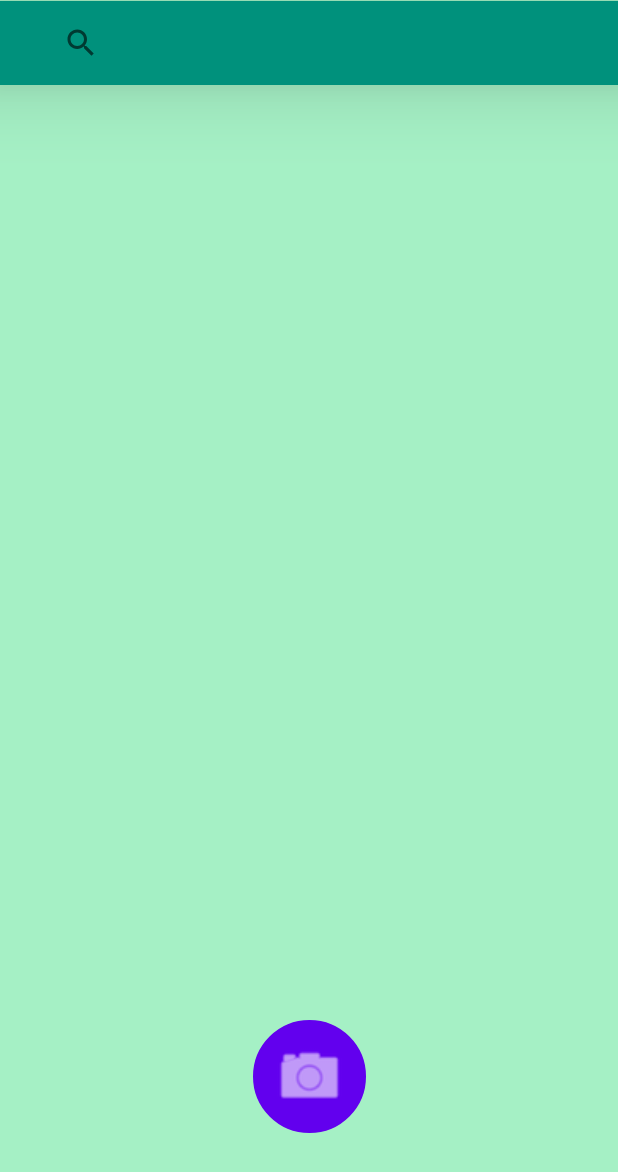
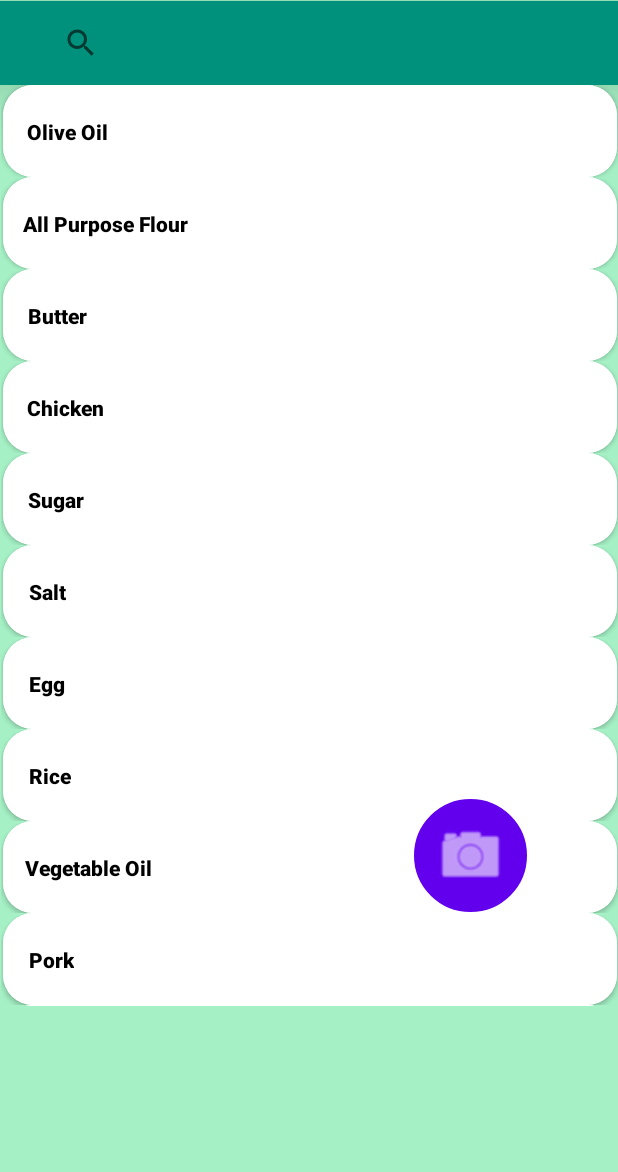
Before and after one commit to clipo124/ingredient-analyzer-app, an Android app: the screen it shows after launch (MainActivity), on a phone screen of 412 x 824 dp. Shown: the top 1172 px of the screen. Run offline under Robolectric (Android 15) with nearby library versions, the phone set to English and light mode, and no system bars; 1 statement that could not run was skipped.

Commit message:
Added recycler view to activity_main.xml. Required implementation of the RecyclerView.

```diff
--- a/app/src/main/AndroidManifest.xml
+++ b/app/src/main/AndroidManifest.xml
@@ -3,12 +3,11 @@
     xmlns:tools="http://schemas.android.com/tools">
 
     <uses-feature android:name="android.hardware.camera.any" />
-
     <uses-permission android:name="android.permission.CAMERA" />
     <uses-permission
         android:name="android.permission.WRITE_EXTERNAL_STORAGE"
         android:maxSdkVersion="28" />
-    <uses-permission android:name="anroid.permission.INTERNET"/>
+    <uses-permission android:name="android.permission.INTERNET"/>
 
     <application
         android:allowBackup="true"
--- /dev/null
+++ b/app/src/main/java/com/example/ingredient_analyzer_app/IngredientRecyclerAdapter.kt
@@ -0,0 +1,45 @@
+package com.example.ingredient_analyzer_app
+
+import android.view.LayoutInflater
+import android.view.View
+import android.view.ViewGroup
+import android.widget.TextView
+import androidx.recyclerview.widget.RecyclerView
+import com.example.ingredient_analyzer_app.data.Ingredient
+
+class IngredientRecyclerAdapter(private val ingredientList : ArrayList<Ingredient>) :
+    RecyclerView.Adapter<IngredientRecyclerAdapter.IngredientViewHolder>() {
+    override fun onCreateViewHolder(
+        parent: ViewGroup,
+        viewType: Int
+    ): IngredientRecyclerAdapter.IngredientViewHolder {
+        val itemView = LayoutInflater.from(parent.context).inflate(
+            R.layout.ingredient_recycler_item,
+            parent,
+            false
+        )
+        return IngredientViewHolder(itemView)
+    }
+
+    override fun onBindViewHolder(
+        holder: IngredientRecyclerAdapter.IngredientViewHolder,
+        position: Int
+    ) {
+        val currentItem: Ingredient = ingredientList[position]
+        holder.ingredientName.text = currentItem.name
+
+
+    }
+
+    override fun getItemCount(): Int {
+        return ingredientList.size
+    }
+
+    class IngredientViewHolder(itemView : View) : RecyclerView.ViewHolder(itemView) {
+
+        val ingredientName: TextView = itemView.findViewById(R.id.ingredientName)
+
+    }
+
+
+}
--- a/app/src/main/java/com/example/ingredient_analyzer_app/MainActivity.kt
+++ b/app/src/main/java/com/example/ingredient_analyzer_app/MainActivity.kt
@@ -4,12 +4,18 @@ import android.content.Intent
 import android.os.Bundle
 import android.widget.Button
 import androidx.appcompat.app.AppCompatActivity
+import androidx.recyclerview.widget.LinearLayoutManager
+import androidx.recyclerview.widget.RecyclerView
+import com.example.ingredient_analyzer_app.data.Ingredient
 import com.example.ingredient_analyzer_app.databinding.ActivityMainBinding
 
 
 class MainActivity : AppCompatActivity() {
     private lateinit var binding: ActivityMainBinding
     private lateinit var photoButton: Button
+    private lateinit var ingredientRecyclerView: RecyclerView
+    private lateinit var ingredientList: ArrayList<Ingredient>
+
     override fun onCreate(savedInstanceState: Bundle?) {
         super.onCreate(savedInstanceState)
         binding = ActivityMainBinding.inflate(layoutInflater)
@@ -22,6 +28,28 @@ class MainActivity : AppCompatActivity() {
             startActivity(intent)
         }
 
+        ingredientList = arrayListOf(
+            Ingredient("Olive Oil"),
+            Ingredient("All Purpose Flour"),
+            Ingredient("Butter"),
+            Ingredient("Chicken"),
+            Ingredient("Sugar"),
+            Ingredient("Salt"),
+            Ingredient("Egg"),
+            Ingredient("Rice"),
+            Ingredient("Vegetable Oil"),
+            Ingredient("Pork"),
+            Ingredient("Beef"),
+            Ingredient("Cheese"),
+            Ingredient("Garlic"),
+            Ingredient("Orange"),
+            Ingredient("Turkey")
+        )
+
+        ingredientRecyclerView = findViewById(R.id.ingredient_recycler)
+        ingredientRecyclerView.layoutManager = LinearLayoutManager(this)
+        ingredientRecyclerView.setHasFixedSize(false)
+        ingredientRecyclerView.adapter = IngredientRecyclerAdapter(ingredientList)
 
     }
 }
--- a/app/src/main/java/com/example/ingredient_analyzer_app/Tag.kt
+++ /dev/null
@@ -1,5 +0,0 @@
-package com.example.ingredient_analyzer_app
-
-enum class Tag {
-    VEGAN
-}
--- /dev/null
+++ b/app/src/main/java/com/example/ingredient_analyzer_app/data/Ingredient.kt
@@ -0,0 +1,5 @@
+package com.example.ingredient_analyzer_app.data
+
+data class Ingredient (
+    val name: String
+)
--- a/app/src/main/res/layout/activity_main.xml
+++ b/app/src/main/res/layout/activity_main.xml
@@ -10,7 +10,22 @@
 
     <include
         android:id="@+id/toolbar"
-        layout="@layout/toolbar" />
+        layout="@layout/toolbar"
+        app:layout_constraintBottom_toBottomOf="parent"
+        app:layout_constraintEnd_toEndOf="parent"
+        app:layout_constraintStart_toStartOf="parent"
+        app:layout_constraintTop_toTopOf="parent" />
+
+    <androidx.recyclerview.widget.RecyclerView
+        android:id="@+id/ingredient_recycler"
+        android:layout_width="411dp"
+        android:layout_height="614dp"
+        app:layout_constraintBottom_toTopOf="@+id/guideline2"
+        app:layout_constraintEnd_toEndOf="parent"
+        app:layout_constraintHorizontal_bias="1.0"
+        app:layout_constraintStart_toStartOf="parent"
+        app:layout_constraintTop_toTopOf="@+id/guideline"
+        app:layout_constraintVertical_bias="0.0" />
 
     <com.google.android.material.button.MaterialButton
         android:id="@+id/cameraButton"
@@ -24,11 +39,32 @@
         app:iconGravity="textStart"
         app:iconPadding="0dp"
         app:iconSize="50dp"
-        app:layout_constraintBottom_toBottomOf="parent"
+        app:layout_constraintBottom_toTopOf="@+id/guideline2"
         app:layout_constraintEnd_toEndOf="parent"
-        app:layout_constraintHorizontal_bias="0.501"
-        app:layout_constraintStart_toStartOf="parent"
+        app:layout_constraintHorizontal_bias="0.541"
+        app:layout_constraintStart_toStartOf="@+id/guideline3"
         app:layout_constraintTop_toTopOf="parent"
-        app:layout_constraintVertical_bias="0.908" />
+        app:layout_constraintVertical_bias="0.895" />
+
+    <androidx.constraintlayout.widget.Guideline
+        android:id="@+id/guideline"
+        android:layout_width="wrap_content"
+        android:layout_height="wrap_content"
+        android:orientation="horizontal"
+        app:layout_constraintGuide_begin="57dp" />
+
+    <androidx.constraintlayout.widget.Guideline
+        android:id="@+id/guideline2"
+        android:layout_width="wrap_content"
+        android:layout_height="wrap_content"
+        android:orientation="horizontal"
+        app:layout_constraintGuide_begin="671dp" />
+
+    <androidx.constraintlayout.widget.Guideline
+        android:id="@+id/guideline3"
+        android:layout_width="wrap_content"
+        android:layout_height="wrap_content"
+        android:orientation="vertical"
+        app:layout_constraintGuide_begin="205dp" />
 
 </androidx.constraintlayout.widget.ConstraintLayout>
--- a/app/src/main/res/layout/ingredient_recycler_row.xml
+++ b/app/src/main/res/layout/ingredient_recycler_item.xml
@@ -3,10 +3,11 @@
     xmlns:app="http://schemas.android.com/apk/res-auto"
     xmlns:tools="http://schemas.android.com/tools"
     android:layout_width="match_parent"
-    android:layout_height="match_parent"
+    android:layout_height="wrap_content"
     android:elevation="8dp">
 
     <androidx.cardview.widget.CardView
+        android:id="@+id/ingredientCard"
         android:layout_width="409dp"
         android:layout_height="wrap_content"
         app:cardCornerRadius="20dp"
@@ -21,7 +22,7 @@
             android:background="@color/white">
 
             <TextView
-                android:id="@+id/textView"
+                android:id="@+id/ingredientName"
                 android:layout_width="wrap_content"
                 android:layout_height="wrap_content"
                 android:fontFamily="sans-serif-black"
--- a/app/src/main/res/values/strings.xml
+++ b/app/src/main/res/values/strings.xml
@@ -1,5 +1,7 @@
 <resources>
     <string name="app_name">ingredient-analyzer-app</string>
     <string name="photo_button_description">Take a photo</string>
-    <string name="sample_text">This is sample text.</string>
+    <string name="sample_text">Sample Text</string>
+    <string name="take_photo" />
+    <string name="start_capture" />
 </resources>
```
Also changed, not shown: app/src/main/java/com/example/ingredient_analyzer_app/CameraActivity.kt (+100 -19 lines), app/src/main/java/com/example/ingredient_analyzer_app/IngredientModel.kt (deleted, +0 -7 lines), app/src/main/res/layout/ingredient_recycler.xml (deleted, +0 -13 lines).
